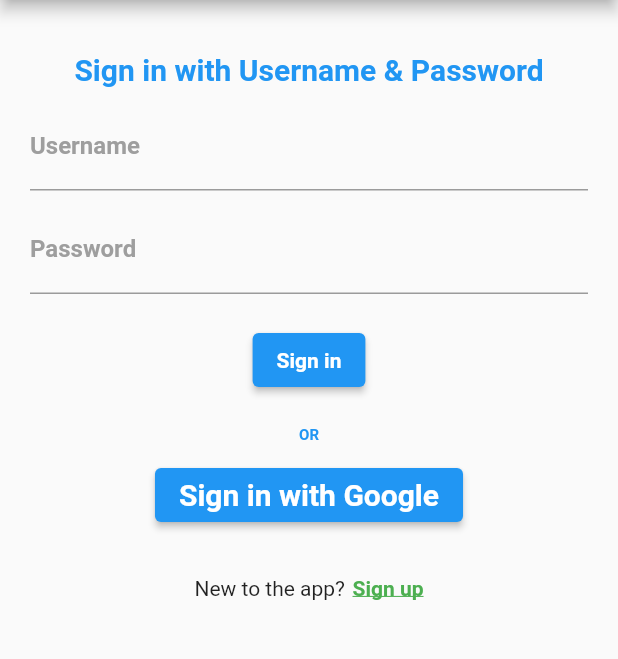
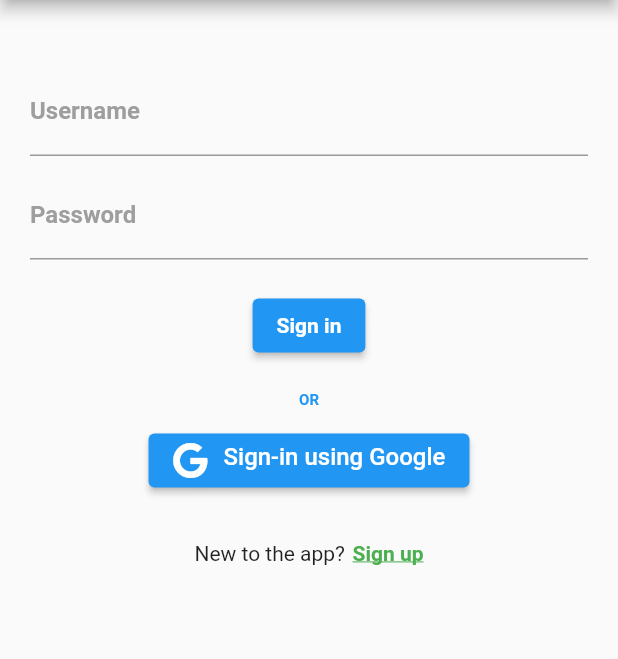
Before and after one commit to GautamV234/Code_Bois_Hack_2021, a Flutter app: the screen it shows after launch, on a phone screen of 412 x 824 dp, the part 84-743 px from its top. Run offline on Flutter 3.47's test engine with Material 2 defaults, Android fonts, the phone set to English and light mode, and no system bars; our stand-ins replace cloud_firestore, date_format, firebase_auth, firebase_core, flutter_html, font_awesome_flutter and 1 more; missing offline and left inert: flutter_summernote; accounts and stored records are empty; Roboto replaces fonts that are missing (Montserrat).

Commit message:
scheduling done

```diff
--- a/lib/data/history_data.dart
+++ b/lib/data/data.dart
@@ -79,6 +79,8 @@
 
 Future<bool> scheduleMail(mailData) async {
   try {
+    await AuthenticationService().refreshToken();
+
     if(emailid == "none"){
       emailid = FirebaseAuth.instance.currentUser!.email!;
       if(emailid.endsWith("@codebois.com")){
--- a/lib/pages/compose_email.dart
+++ b/lib/pages/compose_email.dart
@@ -1,4 +1,4 @@
-import 'package:code_bois/data/history_data.dart';
+import 'package:code_bois/data/data.dart';
 import 'package:firebase_auth/firebase_auth.dart';
 import 'package:flutter/material.dart';
 import 'package:flutter_summernote/flutter_summernote.dart';
--- a/lib/pages/history.dart
+++ b/lib/pages/history.dart
@@ -1,7 +1,7 @@
 import 'package:flutter/cupertino.dart';
 import 'package:flutter/material.dart';
 import 'package:flutter_html/flutter_html.dart';
-import '../data/history_data.dart';
+import '../data/data.dart';
 
 class HistoryPage extends StatefulWidget {
   const HistoryPage({ Key? key }) : super(key: key);
--- a/lib/pages/home.dart
+++ b/lib/pages/home.dart
@@ -1,5 +1,5 @@
 import 'package:flutter/material.dart';
-import '../data/history_data.dart';
+import '../data/data.dart';
 import 'package:flutter_html/flutter_html.dart';
 import '../widgets/loading_widget.dart';
 
--- a/lib/pages/landing.dart
+++ b/lib/pages/landing.dart
@@ -1,7 +1,7 @@
 import 'package:code_bois/utils/authentication_service.dart';
 import 'package:firebase_auth/firebase_auth.dart';
 import 'package:flutter/material.dart';
-import '../data/history_data.dart';
+import '../data/data.dart';
 import '../widgets/loading_widget.dart';
 
 //pages
--- a/lib/pages/signin.dart
+++ b/lib/pages/signin.dart
@@ -1,4 +1,5 @@
 import 'package:flutter/material.dart';
+import 'package:font_awesome_flutter/font_awesome_flutter.dart';
 
 //utils
 import '../utils/authentication_service.dart';
@@ -24,15 +25,15 @@
           padding: EdgeInsets.only(top: 35.0, left: 20.0, right: 20.0),
           child: Column(
             children: <Widget>[
-                Text(
-                  'Sign in with Username & Password',
-                  style: TextStyle(
-                    color: Colors.blue,
-                    fontWeight: FontWeight.bold,
-                    fontSize: 20,
-                    fontFamily: 'Montserrat',
-                  ),
-                ),
+              // Text(
+              //   'Sign in with Username & Password',
+              //   style: TextStyle(
+              //     color: Colors.blue,
+              //     fontWeight: FontWeight.bold,
+              //     fontSize: 20,
+              //     fontFamily: 'Montserrat',
+              //   ),
+              // ),
               SizedBox(height: 10.0),
               TextField(
                 controller: usernameController,
@@ -40,6 +41,7 @@
                     labelText: "Username",
                     labelStyle: TextStyle(
                         fontWeight: FontWeight.bold,
+                        fontSize: 16.0,
                         fontFamily: 'Montserrat',
                         color: Colors.grey),
                     focusedBorder: UnderlineInputBorder(
@@ -53,6 +55,7 @@
                     labelStyle: TextStyle(
                         fontWeight: FontWeight.bold,
                         fontFamily: 'Montserrat',
+                        fontSize: 16.0,
                         color: Colors.grey),
                     focusedBorder: UnderlineInputBorder(
                         borderSide: BorderSide(color: Colors.green))),
@@ -107,14 +110,18 @@
               print(message);
               //Navigator.of(context).pop();
             },
-              child: Text(
-                "Sign in with Google",
+            child: Wrap(
+              children: <Widget>[
+                Icon(FontAwesomeIcons.google),
+                SizedBox(width: 10),
+                Text('Sign-in using Google',
                   style: TextStyle(
                     color: Colors.white,
-                  fontWeight: FontWeight.bold,
+                    fontSize: 16,
                     fontFamily: 'Montserrat',
-                  fontSize: 20,
+                    )
                   ),
+              ],
             ),
           ),
         ),
@@ -144,6 +151,7 @@
             ),
           ],
         ),
-        ]);
+      ]
+    );
   }
 }
--- a/pubspec.yaml
+++ b/pubspec.yaml
@@ -17,7 +17,9 @@
   firebase_auth: ^1.4.1
   firebase_core: ^1.3.0
   flutter_html: ^2.1.0
+  font_awesome_flutter: ^9.1.0
   google_sign_in: ^5.0.4
+  google_fonts: ^2.1.0
   flutter_summernote: ^1.0.0
   http: ^0.13.3
 
```
Also changed, not shown: lib/utils/authentication_service.dart (+18 -0 lines), pubspec.lock. Lines whose indentation alone changed are shown as unchanged.
